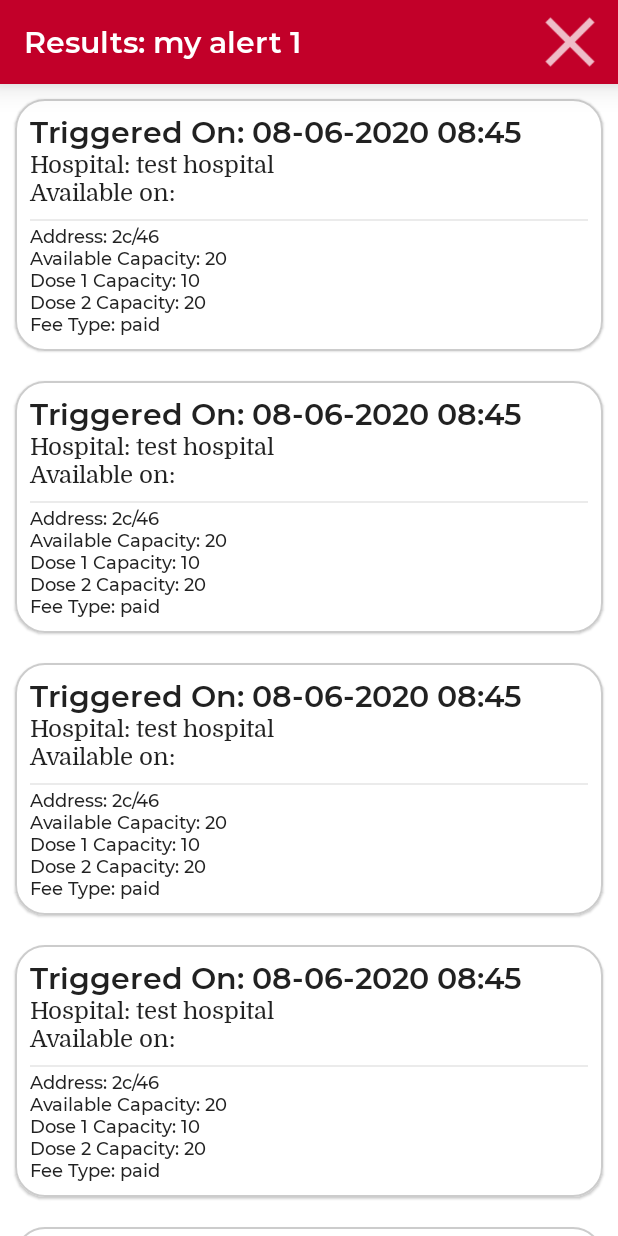
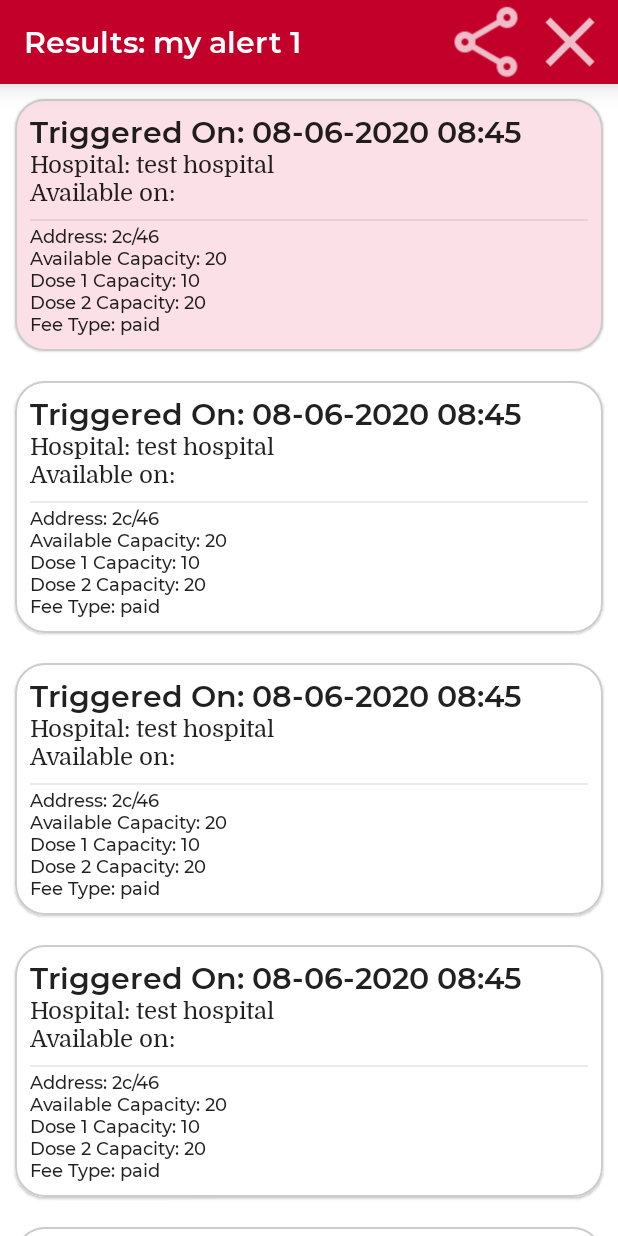
Before and after one commit to sp98/cowin-alert, an Android app built with Jetpack Compose: the @Preview function PreviewResultDetails, on a phone screen of 412 x 824 dp. Run offline under Robolectric (Android 15) with nearby library versions, the phone set to English and light mode, and no system bars; our stand-ins replace Room's generated code, accompanist, livedata-compose.

Commit message:
share alerts
Signed-off-by: Santosh Pillai <sapillai@redhat.com>

```diff
--- a/app/src/main/java/com/example/cowinalert/Alert.kt
+++ b/app/src/main/java/com/example/cowinalert/Alert.kt
@@ -45,39 +45,42 @@ data class Result(
     @PrimaryKey(autoGenerate = true)
     val resultID: Long = 0L,
 
-    val alertID: Long,
+    val alertID: Long = 0L,
 
     @ColumnInfo(name = "hospital_name")
-    val hospitalName: String,
+    val hospitalName: String = "",
 
     @ColumnInfo(name = "address")
-    val address: String,
+    val address: String = "",
 
     @ColumnInfo(name = "state_name")
-    val stateName: String,
+    val stateName: String = "",
 
     @ColumnInfo(name = "district_name")
-    val districtName: String,
+    val districtName: String = "",
 
     @ColumnInfo(name = "block_name")
-    val blockName: String,
+    val blockName: String = "",
 
     @ColumnInfo(name = "fee_type")
-    val feeType: String,
+    val feeType: String = "",
 
     @ColumnInfo(name = "capacity")
-    val availableCapacity: Int,
+    val availableCapacity: Int = -1,
 
     @ColumnInfo(name = "dose_1_capacity")
-    val dose1Capacity: Int,
+    val dose1Capacity: Int = -1,
 
     @ColumnInfo(name = "dose_2_capacity")
-    val dose2Capacity: Int,
+    val dose2Capacity: Int = -1,
 
     @ColumnInfo(name = "triggered_on")
     val triggeredOn: String = "",
 
     @ColumnInfo(name = "available_on")
-    val availableOn: String = ""
+    val availableOn: String = "",
+
+    @ColumnInfo(name = "age_group")
+    val ageGroup: Int = -1,
 
 )
--- a/app/src/main/java/com/example/cowinalert/CowinWorker.kt
+++ b/app/src/main/java/com/example/cowinalert/CowinWorker.kt
@@ -92,7 +92,8 @@ class QueryWorker(appContext: Context, workerParams: WorkerParameters) :
                                     dose1Capacity = session.availableCapacityDose1,
                                     dose2Capacity = session.availableCapacityDose2,
                                     triggeredOn = getFormattedTime("dd-MM-yyyy HH:mm"),
-                                    availableOn = session.date
+                                    availableOn = session.date,
+                                    ageGroup = session.minAgeLimit
                                 )
                                 results += listOf(result)
                                 if (!triggeredAlertNames.contains(filter.name)){
@@ -139,7 +140,7 @@ class QueryWorker(appContext: Context, workerParams: WorkerParameters) :
 
     private fun isCorrectTime(): Boolean {
         val now = LocalTime.now()
-        return now.isAfter(LocalTime.of(8, 0, 0)) && now.isBefore(LocalTime.of(21, 0, 0))
+        return now.isAfter(LocalTime.of(8, 0, 0)) && now.isBefore(LocalTime.of(23, 30, 0))
     }
 
     private fun getFormattedTime(pattern: String): String {
--- a/app/src/main/java/com/example/cowinalert/MyApplication.kt
+++ b/app/src/main/java/com/example/cowinalert/MyApplication.kt
@@ -69,7 +69,7 @@ class MyApplication : Application() {
 
         WorkManager.getInstance(applicationContext).enqueueUniqueWork(
             QueryWorker.WORK_NAME,
-            ExistingWorkPolicy.REPLACE,
+            ExistingWorkPolicy.KEEP,
             oneTimeRequest
         )
     }
--- a/app/src/main/java/com/example/cowinalert/ResultScreen.kt
+++ b/app/src/main/java/com/example/cowinalert/ResultScreen.kt
@@ -1,27 +1,41 @@
 package com.example.cowinalert
 
+import android.app.Activity
+import android.content.Context
+import android.content.Intent
+import androidx.compose.runtime.livedata.observeAsState
 import androidx.compose.foundation.BorderStroke
+import androidx.compose.foundation.background
+import androidx.compose.foundation.gestures.detectTapGestures
 import androidx.compose.foundation.layout.Column
 import androidx.compose.foundation.layout.fillMaxWidth
 import androidx.compose.foundation.layout.padding
 import androidx.compose.foundation.lazy.LazyColumn
 import androidx.compose.foundation.lazy.items
 import androidx.compose.material.*
-import androidx.compose.runtime.Composable
+import androidx.compose.runtime.*
 import androidx.compose.ui.Modifier
 import androidx.compose.ui.graphics.Color
+import androidx.compose.ui.input.pointer.pointerInput
+import androidx.compose.ui.platform.LocalContext
 import androidx.compose.ui.res.painterResource
 import androidx.compose.ui.text.style.TextAlign
 import androidx.compose.ui.tooling.preview.Preview
 import androidx.compose.ui.unit.dp
+import androidx.core.app.ShareCompat
+import androidx.core.content.ContextCompat.startActivity
 import com.example.cowinalert.ui.theme.CowinAlertTheme
 
 @Composable
 fun ResultScreen(
     alertName: String?,
     results: List<Result>,
-    onCancel: () -> Unit
+    onCancel: () -> Unit,
+    selectedResult: Result,
+    onSelectResult: (Result) -> Unit
 ) {
+    val context = LocalContext.current
+    println("first - $selectedResult")
     CowinAlertTheme() {
         Scaffold(
             topBar = {
@@ -34,6 +48,14 @@ fun ResultScreen(
                     },
                     elevation = 12.dp,
                     actions = {
+                        if(selectedResult != Result()){
+                            IconButton(onClick = {shareData(context, selectedResult)}) {
+                                Icon(
+                                    painter = painterResource(id = R.drawable.ic_share),
+                                    contentDescription = "share"
+                                )
+                            }
+                        }
                         IconButton(onClick = onCancel) {
                             Icon(
                                 painter = painterResource(id = R.drawable.ic_close),
@@ -54,16 +76,35 @@ fun ResultScreen(
 
             } else {
                 LazyColumn() {
+
                     items(items = results) { result ->
+                        val selectedAlertBackground = if(selectedResult == result) {
+                            MaterialTheme.colors.primary.copy(alpha = 0.12f)
+                        } else {
+                            MaterialTheme.colors.background
+                        }
                         Card(
                             modifier = Modifier
                                 .padding(10.dp)
-                                .fillMaxWidth(),
+                                .fillMaxWidth()
+                                . pointerInput(selectedResult) {
+                                    detectTapGestures(
+                                        onTap = {
+                                            if(selectedResult == result){
+                                                onSelectResult(Result())
+                                            }else{
+                                                onSelectResult(result)
+                                            }
+
+                                        }
+                                    )
+                                },
                             border = BorderStroke(1.dp, Color.LightGray),
                             shape = MaterialTheme.shapes.medium,
                         ) {
                             Column(
                                 modifier = Modifier
+                                    .background(selectedAlertBackground)
                                     .padding(10.dp)
                             ) {
                                 Text(
@@ -104,12 +145,14 @@ fun ResultScreen(
                             }
                         }
                     }
+
                 }
             }
         }
 
     }
 }
+
 
 
 @Preview(name = "Result Detail Screen")
@@ -119,6 +162,21 @@ fun PreviewResultDetails() {
     val resultMap = mapOf(
         alertID to listOf<Result>(
             Result(
+                resultID = 1,
+                alertID = alertID,
+                hospitalName = "test hospital",
+                address = "2c/46",
+                stateName = "Haryana",
+                districtName = "faridabad",
+                blockName = "NIT-2",
+                feeType = "paid",
+                availableCapacity = 20,
+                dose1Capacity = 10,
+                dose2Capacity = 20,
+                triggeredOn = "08-06-2020 08:45"
+            ),
+            Result(
+                resultID = 2,
                 alertID = alertID,
                 hospitalName = "test hospital",
                 address = "2c/46",
@@ -133,6 +191,21 @@ fun PreviewResultDetails() {
             ),
             Result(
                 alertID = alertID,
+                resultID = 3,
+                hospitalName = "test hospital",
+                address = "2c/46",
+                stateName = "Haryana",
+                districtName = "faridabad",
+                blockName = "NIT-2",
+                feeType = "paid",
+                dose1Capacity = 10,
+                availableCapacity = 20,
+                dose2Capacity = 20,
+                triggeredOn = "08-06-2020 08:45"
+            ),
+            Result(
+                alertID = alertID,
+                resultID = 18,
                 hospitalName = "test hospital",
                 address = "2c/46",
                 stateName = "Haryana",
@@ -146,6 +219,7 @@ fun PreviewResultDetails() {
             ),
             Result(
                 alertID = alertID,
+                resultID = 4,
                 hospitalName = "test hospital",
                 address = "2c/46",
                 stateName = "Haryana",
@@ -159,19 +233,7 @@ fun PreviewResultDetails() {
             ),
             Result(
                 alertID = alertID,
-                hospitalName = "test hospital",
-                address = "2c/46",
-                stateName = "Haryana",
-                districtName = "faridabad",
-                blockName = "NIT-2",
-                feeType = "paid",
-                availableCapacity = 20,
-                dose1Capacity = 10,
-                dose2Capacity = 20,
-                triggeredOn = "08-06-2020 08:45"
-            ),
-            Result(
-                alertID = alertID,
+                resultID = 5,
                 hospitalName = "test hospital",
                 address = "2c/46",
                 stateName = "Haryana",
@@ -185,19 +247,7 @@ fun PreviewResultDetails() {
             ),
             Result(
                 alertID = alertID,
-                hospitalName = "test hospital",
-                address = "2c/46",
-                stateName = "Haryana",
-                districtName = "faridabad",
-                blockName = "NIT-2",
-                feeType = "paid",
-                dose1Capacity = 10,
-                availableCapacity = 20,
-                dose2Capacity = 20,
-                triggeredOn = "08-06-2020 08:45"
-            ),
-            Result(
-                alertID = alertID,
+                resultID = 9,
                 hospitalName = "test hospital",
                 address = "2c/46",
                 stateName = "Haryana",
@@ -212,5 +262,29 @@ fun PreviewResultDetails() {
         )
     )
 
-    ResultScreen(alertName = "my alert 1", results = resultMap[0]!!, {})
+
+    resultMap[0]?.get(0)?.let {
+        ResultScreen(alertName = "my alert 1", results = resultMap[0]!!, {},
+            it, {})
+    }
 }
+
+
+private fun getShareIntent(context: Context, result: Result): Intent {
+    return ShareCompat.IntentBuilder.from(context as Activity)
+        .setText("Vaccination Available:\n" +
+                "Hospital Name:  ${result.hospitalName}\n" +
+                "Address: ${result.address}\n"+
+                "Age Group:  ${result.ageGroup}+\n" +
+                "Date:  ${result.availableOn}\n" +
+                "Total Doses:  ${result.availableCapacity}\n" +
+                "Dose 1:  ${result.dose1Capacity}\n" +
+                "Dose 2:  ${result.dose2Capacity}\n")
+        .setType("text/plain")
+        .intent
+
+}
+
+private fun shareData(context: Context, result: Result){
+    startActivity(context, getShareIntent(context, result), null)
+}
```
Also changed, not shown: app/src/main/java/com/example/cowinalert/MainActivity.kt (+9 -1 lines), app/src/main/res/drawable/ic_share.png (added).
